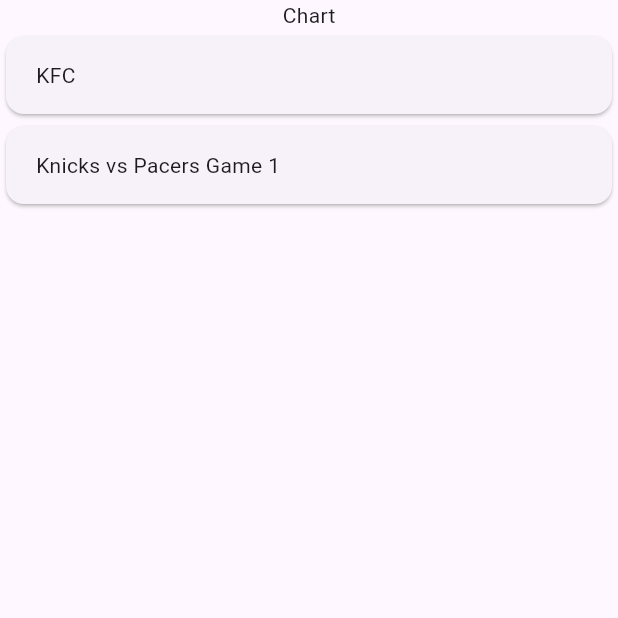
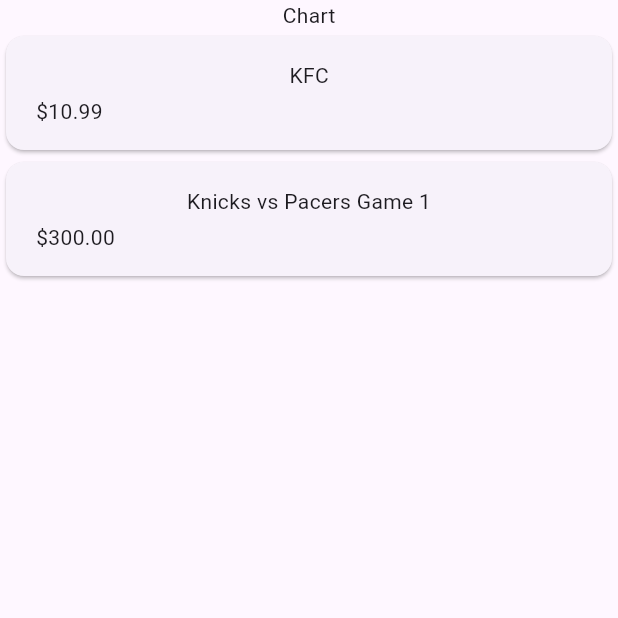
Before and after one commit to CharlesCoeder/expense_app, a Flutter app: the screen it shows after launch, on a phone screen of 412 x 824 dp, the top half of it. Run offline on Flutter 3.47's test engine with Material 3 defaults, Android fonts, the phone set to English and light mode, and no system bars.

Commit message:
Add price to ExpenseItem

```diff
--- a/lib/expenses_list/expense_item.dart
+++ b/lib/expenses_list/expense_item.dart
@@ -13,7 +13,17 @@ class ExpenseItem extends StatelessWidget {
           vertical: 16,
           horizontal: 20,
         ),
-        child: Text(expense.title),
+        child: Column(
+          children: [
+            Text(expense.title),
+            const SizedBox(height: 4),
+            Row(
+              children: [
+                Text('\$${expense.amount.toStringAsFixed(2)}'),
+              ],
+            ),
+          ],
+        ),
       ),
     );
   }
```
